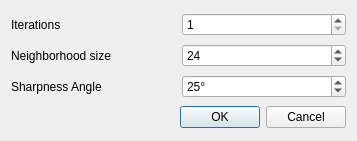
This is Polyhedron/demo/Polyhedron/Plugins/Point_set/Point_set_bilateral_smoothing_plugin.ui in CGAL/cgal as Qt 5 draws it before an edit. The edited form follows.
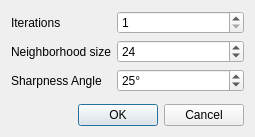
This is the edited form.

Commit message: Rework Bilateral smoothing UI

Diff of the .ui file:
```diff
--- a/Polyhedron/demo/Polyhedron/Plugins/Point_set/Point_set_bilateral_smoothing_plugin.ui
+++ b/Polyhedron/demo/Polyhedron/Plugins/Point_set/Point_set_bilateral_smoothing_plugin.ui
@@ -6,14 +6,14 @@
    <rect>
     <x>0</x>
     <y>0</y>
-    <width>357</width>
-    <height>141</height>
+    <width>255</width>
+    <height>137</height>
    </rect>
   </property>
   <property name="windowTitle">
    <string>Bilateral Smoothing</string>
   </property>
-  <layout class="QGridLayout">
+  <layout class="QGridLayout" columnstretch="0,1">
    <item row="0" column="0">
     <widget class="QLabel" name="label_4">
      <property name="text">
@@ -21,7 +21,20 @@
      </property>
     </widget>
    </item>
-   <item row="3" column="0" colspan="2">
+   <item row="0" column="1">
+    <widget class="QSpinBox" name="m_iterations">
+     <property name="minimum">
+      <number>1</number>
+     </property>
+     <property name="maximum">
+      <number>2147483647</number>
+     </property>
+     <property name="value">
+      <number>1</number>
+     </property>
+    </widget>
+   </item>
+   <item row="4" column="0" colspan="2">
     <widget class="QDialogButtonBox" name="buttonBox">
      <property name="orientation">
       <enum>Qt::Horizontal</enum>
@@ -31,26 +44,6 @@
      </property>
     </widget>
    </item>
-   <item row="1" column="0">
-    <widget class="QLabel" name="label_5">
-     <property name="text">
-      <string>Neighborhood size</string>
-     </property>
-    </widget>
-   </item>
-   <item row="0" column="1">
-    <widget class="QSpinBox" name="m_iterations">
-     <property name="minimum">
-      <number>1</number>
-     </property>
-     <property name="maximum">
-      <number>2147483647</number>
-     </property>
-     <property name="value">
-      <number>1</number>
-     </property>
-    </widget>
-   </item>
    <item row="1" column="1">
     <widget class="QSpinBox" name="m_neighborhoodSize">
      <property name="suffix">
@@ -70,6 +63,20 @@
      </property>
     </widget>
    </item>
+   <item row="1" column="0">
+    <widget class="QLabel" name="label_5">
+     <property name="text">
+      <string>Neighborhood size</string>
+     </property>
+    </widget>
+   </item>
+   <item row="2" column="0">
+    <widget class="QLabel" name="label">
+     <property name="text">
+      <string>Sharpness Angle</string>
+     </property>
+    </widget>
+   </item>
    <item row="2" column="1">
     <widget class="QSpinBox" name="m_sharpnessAngle">
      <property name="suffix">
@@ -83,12 +90,18 @@
      </property>
     </widget>
    </item>
-   <item row="2" column="0">
-    <widget class="QLabel" name="label">
-     <property name="text">
-      <string>Sharpness Angle</string>
+   <item row="3" column="0">
+    <spacer name="verticalSpacer">
+     <property name="orientation">
+      <enum>Qt::Vertical</enum>
      </property>
-    </widget>
+     <property name="sizeHint" stdset="0">
+      <size>
+       <width>20</width>
+       <height>40</height>
+      </size>
+     </property>
+    </spacer>
    </item>
   </layout>
  </widget>
```
